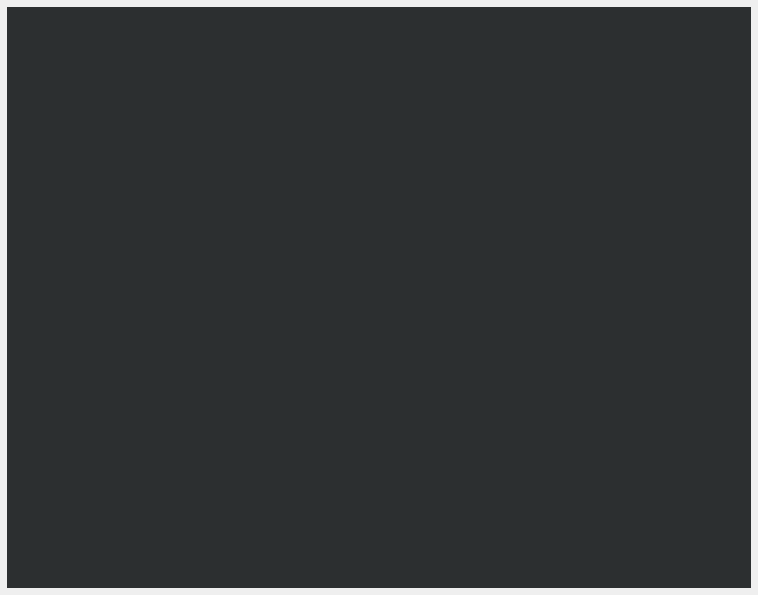
Above: views/ui/ui_tree.ui from sisardor/python-training before the change. Below: the same form after it.
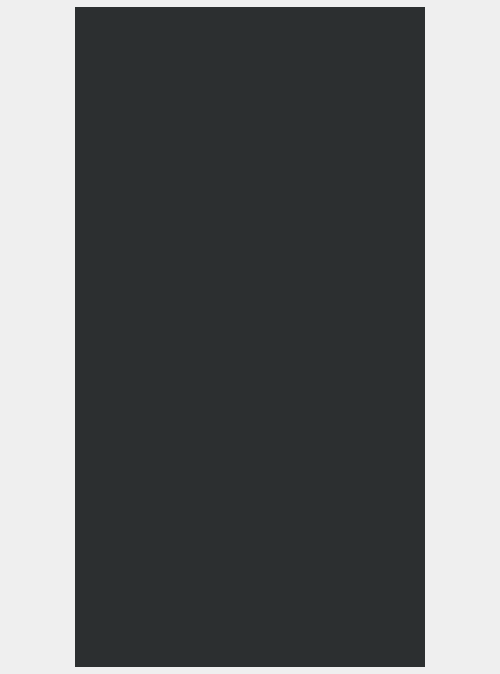
That is the form after the change. Icons and pictures are not drawn.

```diff
--- a/views/ui/ui_tree.ui
+++ b/views/ui/ui_tree.ui
@@ -6,16 +6,28 @@
    <rect>
     <x>0</x>
     <y>0</y>
-    <width>758</width>
-    <height>595</height>
+    <width>500</width>
+    <height>674</height>
    </rect>
   </property>
   <property name="sizePolicy">
    <sizepolicy hsizetype="Expanding" vsizetype="Expanding">
-    <horstretch>0</horstretch>
+    <horstretch>1</horstretch>
     <verstretch>0</verstretch>
    </sizepolicy>
   </property>
+  <property name="minimumSize">
+   <size>
+    <width>300</width>
+    <height>0</height>
+   </size>
+  </property>
+  <property name="maximumSize">
+   <size>
+    <width>500</width>
+    <height>16777215</height>
+   </size>
+  </property>
   <property name="windowTitle">
    <string>Form</string>
   </property>
@@ -48,6 +60,18 @@
    </property>
    <item>
     <widget class="QTreeView" name="uiTree">
+     <property name="minimumSize">
+      <size>
+       <width>300</width>
+       <height>0</height>
+      </size>
+     </property>
+     <property name="maximumSize">
+      <size>
+       <width>350</width>
+       <height>16777215</height>
+      </size>
+     </property>
      <property name="autoFillBackground">
       <bool>false</bool>
      </property>
```
